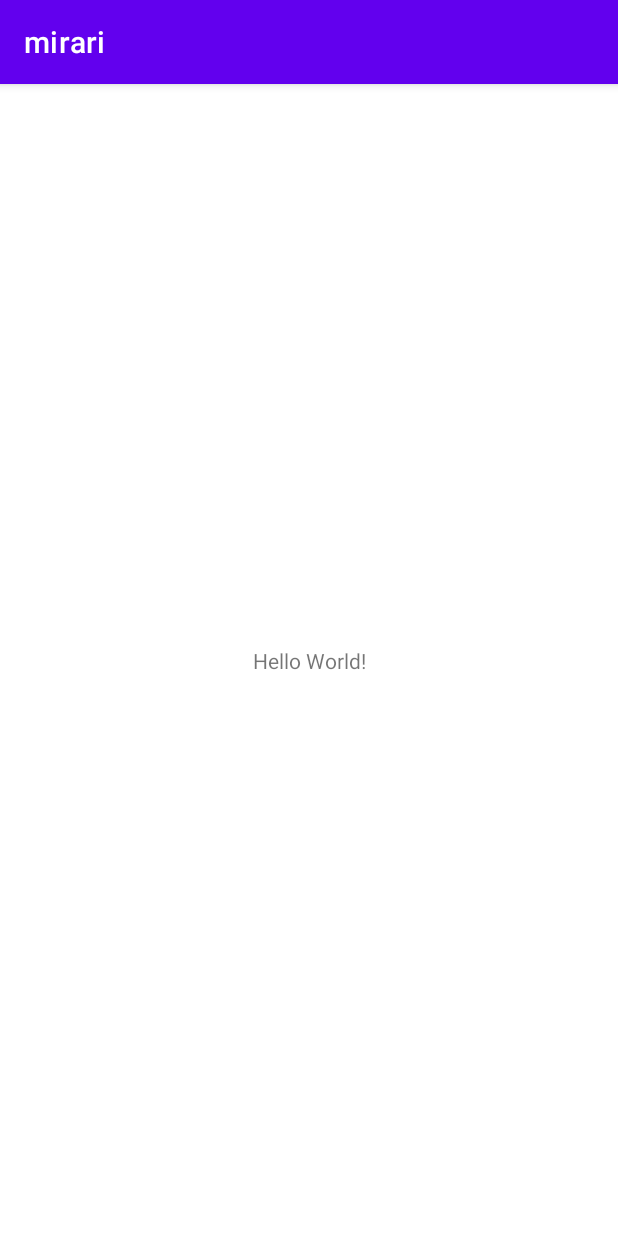
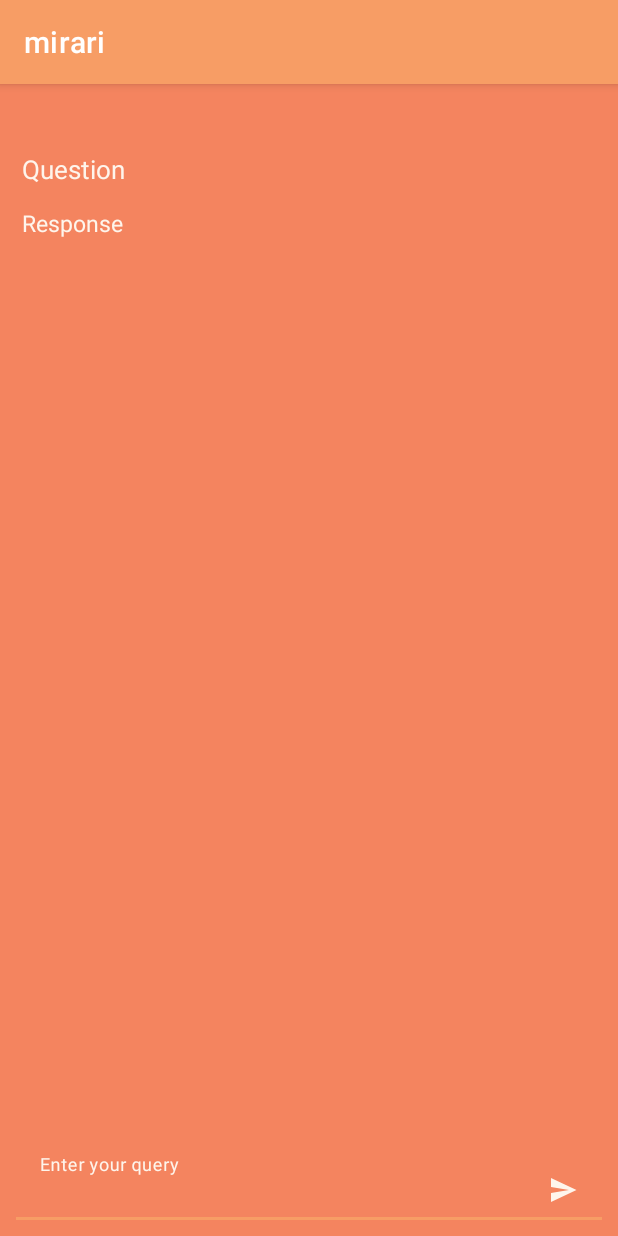
Before and after one commit to AL-03/mirari, an Android app: the screen it shows after launch (MainActivity), on a phone screen of 412 x 824 dp. Run offline under Robolectric (Android 15) with nearby library versions, the phone set to English and light mode, and no system bars; our stand-ins replace Volley.

Commit message:
Attempt to implement openAI

```diff
--- a/app/src/main/AndroidManifest.xml
+++ b/app/src/main/AndroidManifest.xml
@@ -1,6 +1,8 @@
 <?xml version="1.0" encoding="utf-8"?>
 <manifest xmlns:android="http://schemas.android.com/apk/res/android"
     xmlns:tools="http://schemas.android.com/tools">
+    <!--permissions for INTERNET-->
+    <uses-permission android:name="android.permission.INTERNET"/>
 
     <application
         android:allowBackup="true"
--- a/app/src/main/java/com/example/mirari/MainActivity.java
+++ /dev/null
@@ -1,14 +0,0 @@
-package com.example.mirari;
-
-import androidx.appcompat.app.AppCompatActivity;
-
-import android.os.Bundle;
-
-public class MainActivity extends AppCompatActivity {
-
-    @Override
-    protected void onCreate(Bundle savedInstanceState) {
-        super.onCreate(savedInstanceState);
-        setContentView(R.layout.activity_main);
-    }
-}
--- /dev/null
+++ b/app/src/main/res/drawable/ic_send.xml
@@ -0,0 +1,11 @@
+<vector xmlns:android="http://schemas.android.com/apk/res/android"
+    android:width="20dp"
+    android:height="20dp"
+    android:viewportWidth="20"
+    android:viewportHeight="20"
+    android:tint="?attr/colorControlNormal"
+    android:autoMirrored="true">
+  <path
+      android:fillColor="@android:color/white"
+      android:pathData="M2,18l17,-8L2,2v6l12,2 -12,2z"/>
+</vector>
--- a/app/src/main/res/layout/activity_main.xml
+++ b/app/src/main/res/layout/activity_main.xml
@@ -1,18 +1,75 @@
 <?xml version="1.0" encoding="utf-8"?>
-<androidx.constraintlayout.widget.ConstraintLayout xmlns:android="http://schemas.android.com/apk/res/android"
-    xmlns:app="http://schemas.android.com/apk/res-auto"
-    xmlns:tools="http://schemas.android.com/tools"
+<RelativeLayout xmlns:android="http://schemas.android.com/apk/res/android"
+xmlns:app="http://schemas.android.com/apk/res-auto"
+xmlns:tools="http://schemas.android.com/tools"
+android:layout_width="match_parent"
+android:layout_height="match_parent"
+android:background="@color/orange"
+tools:context=".MainActivity">
+
+<ScrollView
     android:layout_width="match_parent"
     android:layout_height="match_parent"
-    tools:context=".MainActivity">
+    android:layout_above="@id/idTILQuery"
+    android:layout_alignParentTop="true"
+    android:layout_margin="5dp"
+    android:padding="5dp">
 
-    <TextView
-        android:layout_width="wrap_content"
-        android:layout_height="wrap_content"
-        android:text="Hello World!"
-        app:layout_constraintBottom_toBottomOf="parent"
-        app:layout_constraintEnd_toEndOf="parent"
-        app:layout_constraintStart_toStartOf="parent"
-        app:layout_constraintTop_toTopOf="parent" />
+    <LinearLayout
+        android:layout_width="match_parent"
+        android:layout_height="match_parent"
+        android:orientation="vertical">
 
-</androidx.constraintlayout.widget.ConstraintLayout>
+        <!-- text view for displaying question-->
+        <TextView
+            android:id="@+id/idTVQuestion"
+            android:layout_width="match_parent"
+            android:layout_height="match_parent"
+            android:layout_marginTop="30dp"
+            android:padding="4dp"
+            android:text="@string/question"
+            android:textColor="@color/white"
+            android:textSize="17sp" />
+
+        <!-- text view for displaying response-->
+        <TextView
+            android:id="@+id/idTVResponse"
+            android:layout_width="match_parent"
+            android:layout_height="match_parent"
+            android:layout_marginTop="5dp"
+            android:padding="4dp"
+            android:text="@string/response"
+            android:textColor="@color/white"
+            android:textSize="15sp" />
+    </LinearLayout>
+
+</ScrollView>
+<!-- text field for asking question-->
+<com.google.android.material.textfield.TextInputLayout
+    android:id="@+id/idTILQuery"
+    style="@style/Widget.MaterialComponents.TextInputLayout.FilledBox"
+    android:layout_width="match_parent"
+    android:layout_height="wrap_content"
+    android:layout_alignParentBottom="true"
+    android:layout_margin="5dp"
+    android:hint="@string/enter_your_query"
+    android:padding="5dp"
+    android:textColorHint="@color/white"
+    app:hintTextColor="@color/white">
+
+    <com.google.android.material.textfield.TextInputEditText
+        android:id="@+id/idEdtQuery"
+        android:layout_width="match_parent"
+        android:layout_height="match_parent"
+        android:background="@color/orange"
+        android:drawableEnd="@drawable/ic_send"
+        android:drawableTint="@color/white"
+        android:ems="10"
+        android:imeOptions="actionSend"
+        android:importantForAutofill="no"
+        android:inputType="textEmailAddress"
+        android:textColor="@color/white"
+        android:textColorHint="@color/white"
+        android:textSize="14sp" />
+</com.google.android.material.textfield.TextInputLayout>
+</RelativeLayout>
--- a/app/src/main/res/values-night/themes.xml
+++ b/app/src/main/res/values-night/themes.xml
@@ -2,13 +2,13 @@
     <!-- Base application theme. -->
     <style name="Theme.Mirari" parent="Theme.MaterialComponents.DayNight.DarkActionBar">
         <!-- Primary brand color. -->
-        <item name="colorPrimary">@color/purple_200</item>
-        <item name="colorPrimaryVariant">@color/purple_700</item>
-        <item name="colorOnPrimary">@color/black</item>
+        <item name="colorSecondary">@color/darkOrange</item>
+        <item name="colorSecondaryVariant">@color/orangeRed</item>
+        <item name="colorOnSecondary">@color/brown</item>
         <!-- Secondary brand color. -->
-        <item name="colorSecondary">@color/teal_200</item>
-        <item name="colorSecondaryVariant">@color/teal_200</item>
-        <item name="colorOnSecondary">@color/black</item>
+        <item name="colorPrimary">@color/lightOrange</item>
+        <item name="colorPrimaryVariant">@color/orangeYellow</item>
+        <item name="colorOnPrimary">@color/white</item>
         <!-- Status bar color. -->
         <item name="android:statusBarColor">?attr/colorPrimaryVariant</item>
         <!-- Customize your theme here. -->
--- a/app/src/main/res/values/colors.xml
+++ b/app/src/main/res/values/colors.xml
@@ -1,10 +1,10 @@
 <?xml version="1.0" encoding="utf-8"?>
 <resources>
-    <color name="purple_200">#FFBB86FC</color>
-    <color name="purple_500">#FF6200EE</color>
-    <color name="purple_700">#FF3700B3</color>
-    <color name="teal_200">#FF03DAC5</color>
-    <color name="teal_700">#FF018786</color>
-    <color name="black">#FF000000</color>
-    <color name="white">#FFFFFFFF</color>
+    <color name="white">#FEF5EC</color>
+    <color name="brown">#3D0814</color>
+    <color name="orangeYellow">#F7B267</color>
+    <color name="lightOrange">#F79D65</color>
+    <color name="orange">#F4845F</color>
+    <color name="darkOrange">#F27059</color>
+    <color name="orangeRed">#F25C54</color>
 </resources>
--- a/app/src/main/res/values/strings.xml
+++ b/app/src/main/res/values/strings.xml
@@ -1,3 +1,6 @@
 <resources>
     <string name="app_name">mirari</string>
+    <string name="question">Question</string>
+    <string name="response">Response</string>
+    <string name="enter_your_query">Enter your query</string>
 </resources>
--- a/app/src/main/res/values/themes.xml
+++ b/app/src/main/res/values/themes.xml
@@ -2,13 +2,13 @@
     <!-- Base application theme. -->
     <style name="Theme.Mirari" parent="Theme.MaterialComponents.DayNight.DarkActionBar">
         <!-- Primary brand color. -->
-        <item name="colorPrimary">@color/purple_500</item>
-        <item name="colorPrimaryVariant">@color/purple_700</item>
+        <item name="colorPrimary">@color/lightOrange</item>
+        <item name="colorPrimaryVariant">@color/orangeYellow</item>
         <item name="colorOnPrimary">@color/white</item>
         <!-- Secondary brand color. -->
-        <item name="colorSecondary">@color/teal_200</item>
-        <item name="colorSecondaryVariant">@color/teal_700</item>
-        <item name="colorOnSecondary">@color/black</item>
+        <item name="colorSecondary">@color/darkOrange</item>
+        <item name="colorSecondaryVariant">@color/orangeRed</item>
+        <item name="colorOnSecondary">@color/brown</item>
         <!-- Status bar color. -->
         <item name="android:statusBarColor">?attr/colorPrimaryVariant</item>
         <!-- Customize your theme here. -->
--- a/build.gradle
+++ b/build.gradle
@@ -2,4 +2,5 @@
 plugins {
     id 'com.android.application' version '7.3.1' apply false
     id 'com.android.library' version '7.3.1' apply false
+    id 'org.jetbrains.kotlin.android' version '1.7.20' apply false
 }
```
Also changed, not shown: app/build.gradle (+9 -3 lines), app/src/main/java/com/example/mirari/MainActivity.kt (added, +114 -0 lines), app/src/main/res/layout/draft.xml (added, +18 -0 lines).
